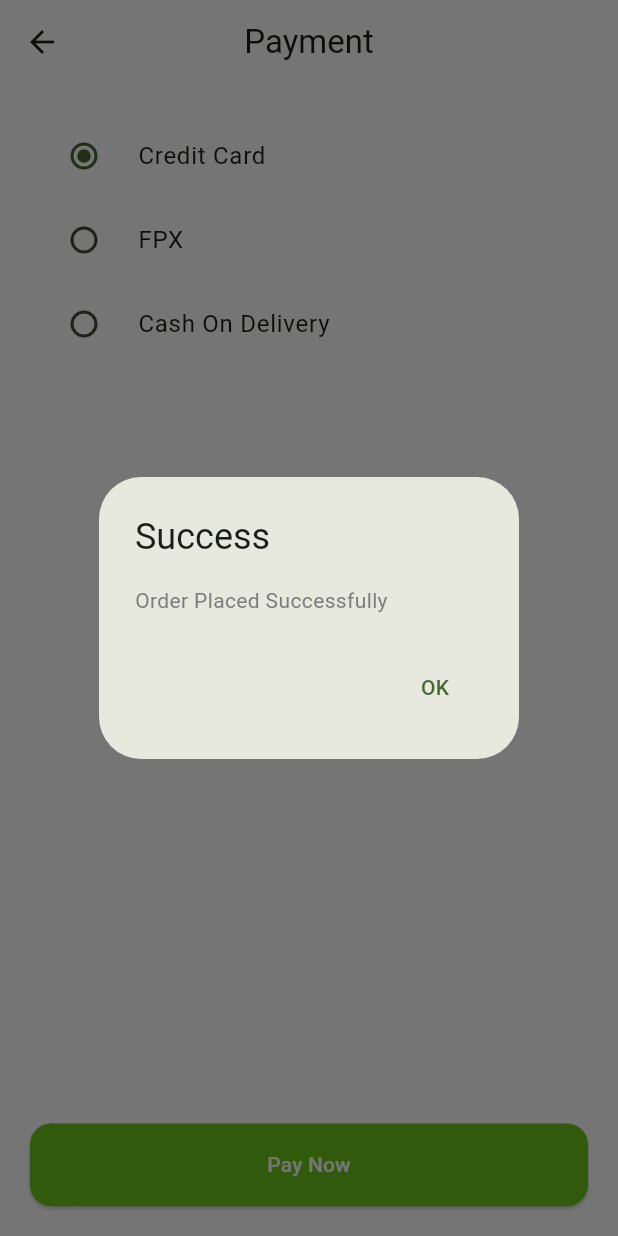
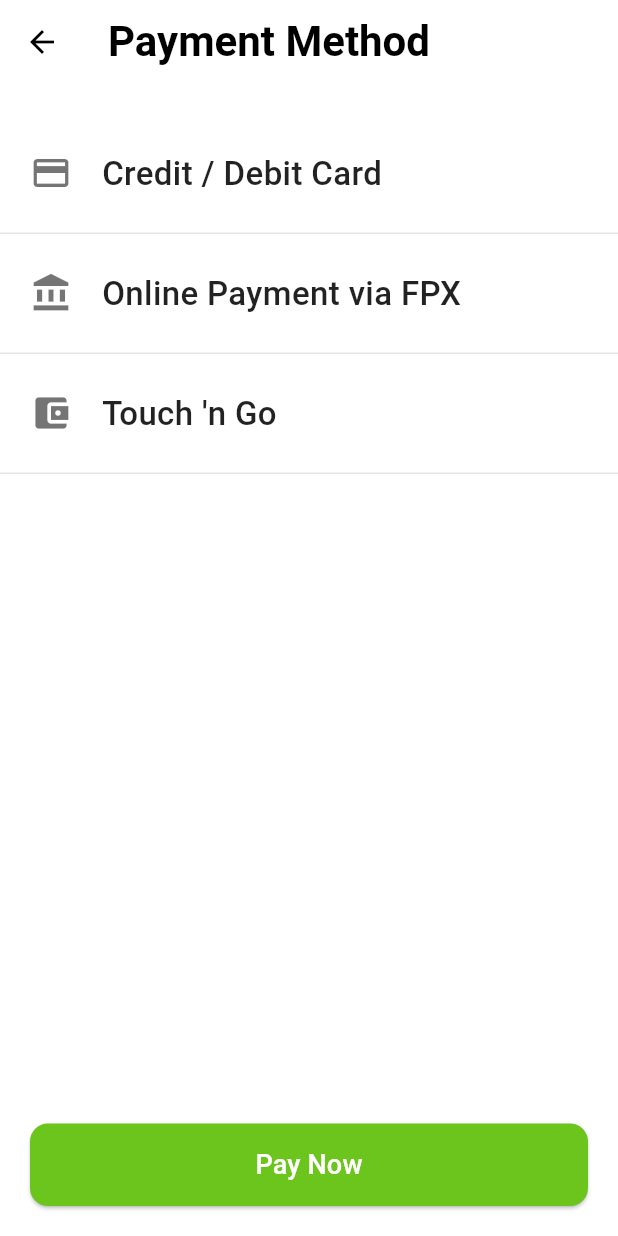
Before and after one commit to naserf11/smart-shop, a Flutter app: the PaymentScreen screen opened by its route, after a tap on "Pay Now", on a phone screen of 412 x 824 dp. Run offline on Flutter 3.47's test engine with Material 3 defaults, Android fonts, the phone set to English and light mode, and no system bars; our stand-ins replace permission_handler, supabase_flutter; missing offline and left inert: mobile_scanner; accounts and stored records are empty.

Commit message:
Updated payment screen and cart screen and edit profile screen

```diff
--- a/lib/screens/auth/create_password_screen.dart
+++ b/lib/screens/auth/create_password_screen.dart
@@ -91,9 +91,9 @@ class _CreatePasswordScreenState extends State<CreatePasswordScreen> {
                   controller: _passController,
                   enabled: !_isLoading,
                   validator: (value) {
-                    if (value == null || value.length < 6) {
-                      return 'Password must be at least 6 characters';
-                    }
+                    // if (value == null || value.length < 6) {
+                    //   return 'Password must be at least 6 characters';
+                    // }
                     return null;
                   },
                 ),
--- a/lib/screens/auth/register_screen.dart
+++ b/lib/screens/auth/register_screen.dart
@@ -57,12 +57,12 @@ class _RegisterScreenState extends State<RegisterScreen> {
                   controller: nameController,
                   validator: (value) {
                     // Added a .trim().isEmpty check to ensure users don't just type empty spaces
-                    if (value == null || value.trim().isEmpty) {
-                      return 'Please enter your full name';
-                    }
-                    if (value.length < 3) {
-                      return 'Full Name must be at least 3 characters';
-                    }
+                    // if (value == null || value.trim().isEmpty) {
+                    //   return 'Please enter your full name';
+                    // }
+                    // if (value.length < 3) {
+                    //   return 'Full Name must be at least 3 characters';
+                    // }
                     return null;
                   },
                 ),
--- a/lib/screens/cart/cart_screen.dart
+++ b/lib/screens/cart/cart_screen.dart
@@ -1,62 +1,97 @@
 import 'package:flutter/material.dart';
 
 import '../../services/cart_service.dart';
-import 'checkout_screen.dart';
+import 'payment_screen.dart';
 
 class CartScreen extends StatefulWidget {
   const CartScreen({super.key});
 
   @override
-  State<CartScreen> createState() => _CartScreenState();
+  State<CartScreen> createState() =>
+      _CartScreenState();
 }
 
-class _CartScreenState extends State<CartScreen> {
+class _CartScreenState
+    extends State<CartScreen> {
+
   final cart = CartService();
 
   @override
   Widget build(BuildContext context) {
+
     return Scaffold(
       appBar: AppBar(
-        title: const Text("My Cart"),
+        title: const Text(
+          "My Cart",
+        ),
       ),
 
       body: Column(
         children: [
+
           Expanded(
             child: ListView.builder(
-              itemCount: cart.items.length,
-              itemBuilder: (context, index) {
-                final item = cart.items[index];
+              itemCount:
+                  cart.items.length,
+
+              itemBuilder:
+                  (context, index) {
+
+                final item =
+                    cart.items[index];
 
                 return ListTile(
                   leading: SizedBox(
                     width: 60,
                     child: Image.asset(
                       item.product.image,
+                      fit: BoxFit.cover,
                     ),
                   ),
-                  title: Text(item.product.name),
-                  subtitle: Text("RM ${item.product.price}"),
+
+                  title: Text(
+                    item.product.name,
+                  ),
+
+                  subtitle: Text(
+                    "RM ${item.product.price}",
+                  ),
+
                   trailing: Row(
-                    mainAxisSize: MainAxisSize.min,
+                    mainAxisSize:
+                        MainAxisSize.min,
                     children: [
+
                       IconButton(
                         onPressed: () {
+
                           setState(() {
-                            cart.decreaseQuantity(item.product.id);
+                            cart.decreaseQuantity(
+                              item.product.id,
+                            );
                           });
                         },
+
                         icon: const Icon(
                           Icons.remove,
                         ),
                       ),
-                      Text(item.quantity.toString()),
+
+                      Text(
+                        item.quantity
+                            .toString(),
+                      ),
+
                       IconButton(
                         onPressed: () {
+
                           setState(() {
-                            cart.increaseQuantity(item.product.id);
+                            cart.increaseQuantity(
+                              item.product.id,
+                            );
                           });
                         },
+
                         icon: const Icon(
                           Icons.add,
                         ),
@@ -67,45 +102,66 @@ class _CartScreenState extends State<CartScreen> {
               },
             ),
           ),
+
           Container(
             padding:
-                const EdgeInsets.all(20),
+                const EdgeInsets.all(
+              20,
+            ),
 
             child: Column(
               children: [
+
                 Row(
-                  mainAxisAlignment: MainAxisAlignment.spaceBetween,
+                  mainAxisAlignment:
+                      MainAxisAlignment
+                          .spaceBetween,
+
                   children: [
-                    const Text("Total", style: TextStyle(fontSize: 20)),
+
+                    const Text(
+                      "Total",
+                      style: TextStyle(
+                        fontSize: 20,
+                      ),
+                    ),
+
                     Text(
                       "RM ${cart.totalAmount.toStringAsFixed(2)}",
-                      style: const TextStyle(
+                      style:
+                          const TextStyle(
                         fontSize: 22,
-                        fontWeight: FontWeight.bold,
+                        fontWeight:
+                            FontWeight.bold,
                       ),
                     ),
                   ],
                 ),
 
                 const SizedBox(
-                    height: 20),
+                  height: 20,
+                ),
 
                 SizedBox(
-                  width: double.infinity,
-                  child: ElevatedButton(
+                  width:
+                      double.infinity,
+
+                  child:
+                      ElevatedButton(
                     onPressed: () {
+
                       Navigator.push(
                         context,
                         MaterialPageRoute(
                           builder: (_) =>
-                              const CheckoutScreen(),
+                              const PaymentScreen(),
                         ),
                       );
                     },
 
                     child:
                         const Text(
-                      "Checkout",
+                      "Proceed To Payment",
                     ),
                   ),
                 ),
--- a/lib/screens/cart/payment_screen.dart
+++ b/lib/screens/cart/payment_screen.dart
@@ -1,12 +1,9 @@
 import 'package:flutter/material.dart';
 import '../../core/constants.dart';
 
-class PaymentScreen
-    extends StatefulWidget {
 
-  const PaymentScreen({
-    super.key,
-  });
+class PaymentScreen extends StatefulWidget {
+  const PaymentScreen({super.key});
 
   @override
   State<PaymentScreen> createState() =>
@@ -26,139 +23,202 @@ class _PaymentScreenState
       backgroundColor: Colors.white,
 
       appBar: AppBar(
-        title:
-            const Text("Payment"),
+        elevation: 0,
+        backgroundColor: Colors.white,
+
+        leading: IconButton(
+          icon: const Icon(
+            Icons.arrow_back,
+            color: Colors.black,
+          ),
+          onPressed: () {
+            Navigator.pop(context);
+          },
         ),
 
-      body: Padding(
-        padding:
-            const EdgeInsets.all(20),
-
-        child: Column(
-          children: [
-
-            RadioListTile(
-              value:
-                  "Credit Card",
-
-              groupValue:
-                  selectedMethod,
-
-              onChanged: (value) {
-
-                setState(() {
-                  selectedMethod =
-                      value!;
-                });
-              },
-
         title: const Text(
-                "Credit Card",
+          "Payment Method",
+          style: TextStyle(
+            color: Colors.black,
+            fontWeight:
+                FontWeight.bold,
+            fontSize: 28,
           ),
         ),
 
-            RadioListTile(
-              value: "FPX",
-
-              groupValue:
-                  selectedMethod,
-
-              onChanged: (value) {
-
-                setState(() {
-                  selectedMethod =
-                      value!;
-                });
-              },
-
-              title:
-                  const Text("FPX"),
+        centerTitle: false,
       ),
 
-            RadioListTile(
-              value:
-                  "Cash On Delivery",
+      body: Column(
+        children: [
 
-              groupValue:
-                  selectedMethod,
+          const SizedBox(height: 20),
 
-              onChanged: (value) {
+          paymentTile(
+            title:
+                "Credit / Debit Card",
+            icon:
+                Icons.credit_card,
+          ),
 
-                setState(() {
-                  selectedMethod =
-                      value!;
-                });
-              },
+          paymentTile(
+            title:
+                "Online Payment via FPX",
+            icon:
+                Icons.account_balance,
+          ),
 
-              title: const Text(
-                "Cash On Delivery",
-              ),
+          paymentTile(
+            title:
+                "Touch 'n Go",
+            icon:
+                Icons.account_balance_wallet,
           ),
 
           const Spacer(),
 
-            SizedBox(
+          Padding(
+            padding:
+                const EdgeInsets.all(
+              20,
+            ),
+
+            child: SizedBox(
               width:
                   double.infinity,
 
-              child:
-                  ElevatedButton(
+              height: 55,
+
+              child: ElevatedButton(
+                style:
+                    ElevatedButton.styleFrom(
+                  backgroundColor:
+    AppColors.primary,
+                  shape:
+                      RoundedRectangleBorder(
+                    borderRadius:
+                        BorderRadius.circular(
+                      12,
+                    ),
+                  ),
+                ),
+
                 onPressed: () {
 
-                  showDialog(
-                    context:
+                  if (selectedMethod ==
+                      "Credit / Debit Card") {
+
+                    // Stripe page
+                    Navigator.pushNamed(
                       context,
+                      '/cardPayment',
+                    );
 
-                    builder:
-                        (_) =>
-                            AlertDialog(
-                      title:
-                          const Text(
-                        "Success",
-                      ),
+                  } else if (selectedMethod ==
+                      "Online Payment via FPX") {
 
-                      content:
-                          const Text(
-                        "Order Placed Successfully",
-                      ),
+                    // FPX page
+                    Navigator.pushNamed(
+                      context,
+                      '/fpxPayment',
+                    );
 
-                      actions: [
+                  } else {
 
-                        TextButton(
-                          onPressed: () {
-
-                            Navigator.pop(
-                                context);
-
-                            Navigator.pop(
-                                context);
-
-                            Navigator.pop(
-                                context);
+                    // Touch n Go page
+                    Navigator.pushNamed(
+                      context,
+                      '/tngPayment',
+                    );
+                  }
                 },
 
-                          child:
-                              const Text(
-                            "OK",
+                child: const Text(
+                  "Pay Now",
+                  style: TextStyle(
+                    fontSize: 18,
+                    color: Colors.white,
+                  ),
+                ),
+              ),
             ),
           ),
         ],
       ),
     );
+  }
+
+  Widget paymentTile({
+    required String title,
+    required IconData icon,
+  }) {
+
+    bool selected =
+        selectedMethod == title;
+
+    return InkWell(
+      onTap: () {
+        setState(() {
+          selectedMethod = title;
+        });
       },
 
-                child:
-                    const Text(
-                  "Pay Now",
+      child: Container(
+        width:
+            double.infinity,
+
+        padding:
+            const EdgeInsets.symmetric(
+          horizontal: 20,
+          vertical: 24,
+        ),
+
+        decoration: BoxDecoration(
+          color: selected
+              ? Colors.green
+                  .withOpacity(0.08)
+              : Colors.white,
+
+          border: const Border(
+            bottom: BorderSide(
+              color:
+                  Color(0xFFE5E5E5),
             ),
           ),
         ),
 
-            // if (selected)
-            //   const Icon(
-            //     Icons.check_circle,
-            //     color: Colors.green,
-            //   ),
+        child: Row(
+          children: [
+
+            Icon(
+              icon,
+              size: 28,
+              color: selected
+                  ? const Color.fromARGB(255, 23, 207, 78)
+                  : Colors.black54,
+            ),
+
+            const SizedBox(width: 20),
+
+            Expanded(
+              child: Text(
+                title,
+                style: TextStyle(
+                  fontSize: 22,
+                  fontWeight:
+                      FontWeight.w500,
+                  color: selected
+                      ? Colors.green
+                      : Colors.black87,
+                ),
+              ),
+            ),
+
+            if (selected)
+              const Icon(
+                Icons.check_circle,
+                color: Colors.green,
+              ),
           ],
         ),
       ),
--- a/pubspec.yaml
+++ b/pubspec.yaml
@@ -28,3 +28,6 @@ flutter:
 
   assets:
     - assets/images/
+
+
+image_picker: ^1.1.2
```
Also changed, not shown: lib/screens/profile/edit_profile_screen.dart (line endings or trailing spaces). Lines whose indentation alone changed are shown as unchanged.
